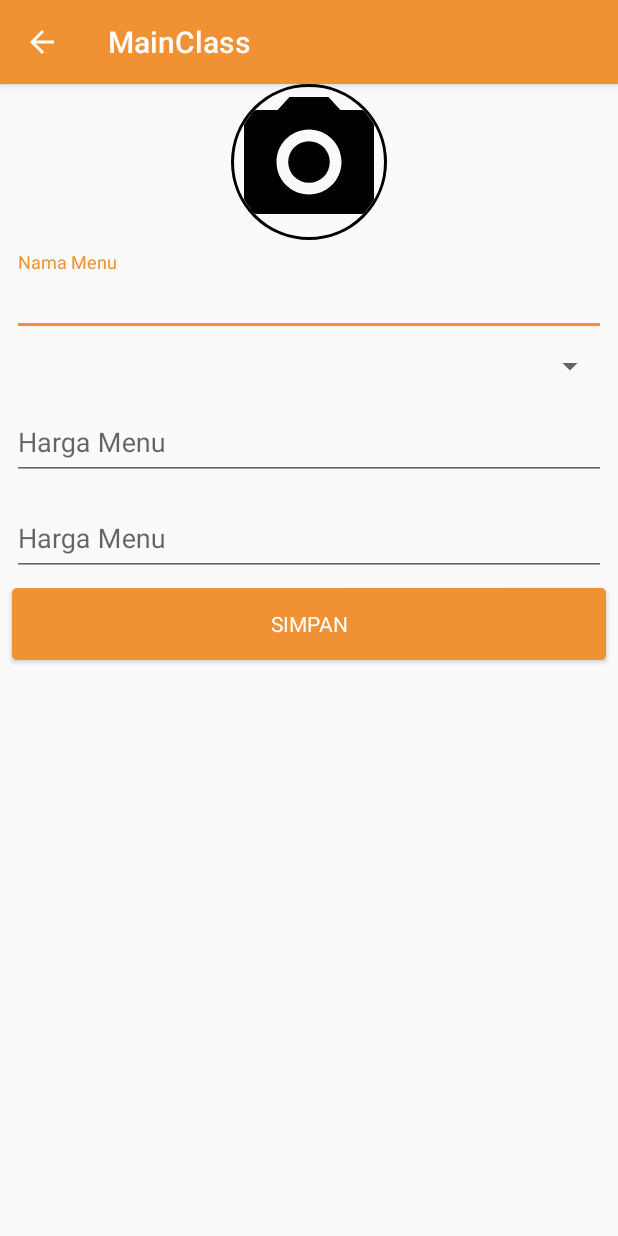
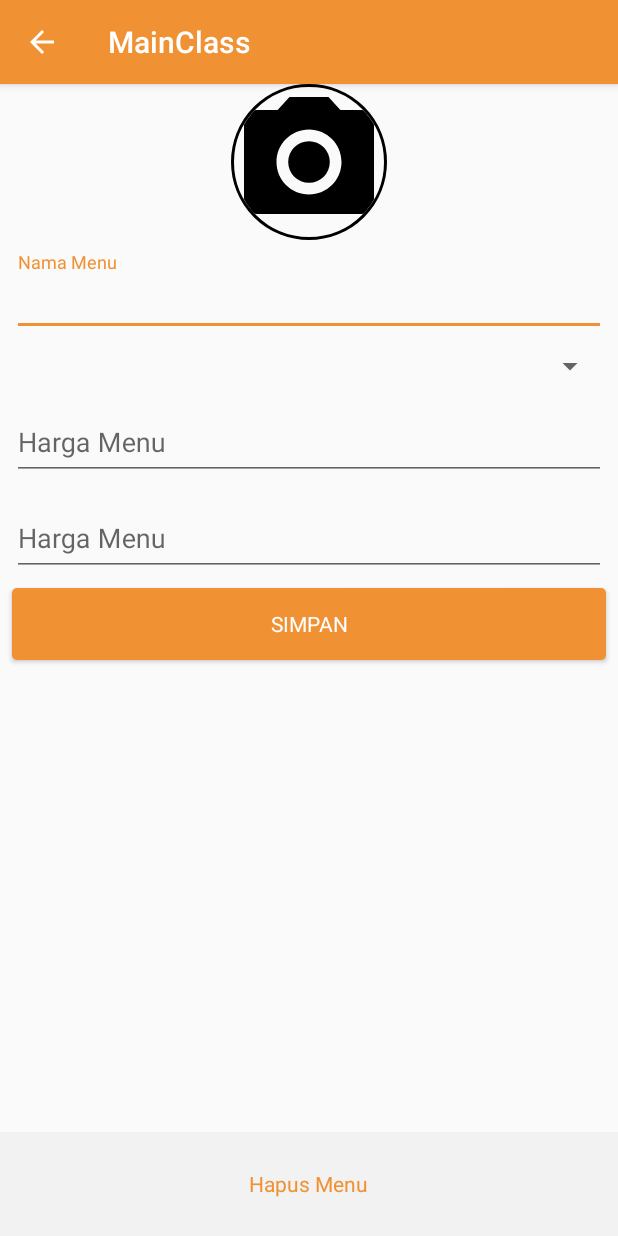
Before and after one commit to handharbeni/BangJekMerchant, an Android app: the DetailMenu screen opened directly, with no data from a screen before it, on a phone screen of 412 x 824 dp. Run offline under Robolectric (Android 15) with nearby library versions, the phone set to English and light mode, and no system bars; our stand-ins replace CircleImageView.

```diff
--- a/app/src/main/java/illiyin/mhandharbeni/bangjekmerchant/mainpackage/subactivity/DetailMenu.java
+++ b/app/src/main/java/illiyin/mhandharbeni/bangjekmerchant/mainpackage/subactivity/DetailMenu.java
@@ -16,7 +16,7 @@ public class DetailMenu extends AppCompatActivity {
     @Override
     protected void onCreate(Bundle savedInstanceState) {
         super.onCreate(savedInstanceState);
-        setContentView(R.layout.layout_form_menu);
+        setContentView(R.layout.layout_detail_menu);
     }
 
     @Override
--- /dev/null
+++ b/app/src/main/res/layout/layout_detail_menu.xml
@@ -0,0 +1,131 @@
+<?xml version="1.0" encoding="utf-8"?>
+<android.support.constraint.ConstraintLayout
+    xmlns:android="http://schemas.android.com/apk/res/android"
+    xmlns:app="http://schemas.android.com/apk/res-auto"
+    xmlns:tools="http://schemas.android.com/tools"
+    android:layout_width="match_parent"
+    android:layout_height="match_parent">
+
+    <include
+        android:id="@+id/include3"
+        layout="@layout/layout_image"
+        android:layout_width="104dp"
+        android:layout_height="104dp"
+        android:layout_marginEnd="8dp"
+        android:layout_marginStart="8dp"
+        android:layout_marginTop="8dp"
+        app:layout_constraintEnd_toEndOf="parent"
+        app:layout_constraintStart_toStartOf="parent"/>
+    <android.support.design.widget.TextInputLayout
+        android:id="@+id/txtInputLayoutNama"
+        android:layout_width="match_parent"
+        android:layout_height="wrap_content"
+        android:layout_marginEnd="8dp"
+        android:layout_marginStart="8dp"
+        android:layout_marginTop="8dp"
+        app:layout_constraintEnd_toEndOf="parent"
+        app:layout_constraintStart_toStartOf="parent"
+        app:layout_constraintTop_toBottomOf="@+id/include3">
+
+        <android.support.design.widget.TextInputEditText
+            android:id="@+id/txtNamaMenu"
+            android:layout_width="match_parent"
+            android:layout_height="wrap_content"
+            android:gravity="top"
+            android:hint="Nama Menu"
+            android:imeOptions="actionNext"
+            android:lines="1" />
+    </android.support.design.widget.TextInputLayout>
+
+    <Spinner
+        android:id="@+id/txtKategori"
+        android:layout_width="match_parent"
+        android:layout_height="wrap_content"
+        android:layout_marginEnd="8dp"
+        android:layout_marginStart="8dp"
+        android:layout_marginTop="8dp"
+        app:layout_constraintEnd_toEndOf="parent"
+        app:layout_constraintStart_toStartOf="parent"
+        app:layout_constraintTop_toBottomOf="@+id/txtInputLayoutNama"/>
+
+    <android.support.design.widget.TextInputLayout
+        android:id="@+id/txtInputLayoutHarga"
+        android:layout_width="match_parent"
+        android:layout_height="wrap_content"
+        android:layout_marginEnd="8dp"
+        android:layout_marginStart="8dp"
+        android:layout_marginTop="8dp"
+        app:layout_constraintEnd_toEndOf="parent"
+        app:layout_constraintStart_toStartOf="parent"
+        app:layout_constraintTop_toBottomOf="@+id/txtKategori">
+
+        <android.support.design.widget.TextInputEditText
+            android:id="@+id/txtHargaMenu"
+            android:layout_width="match_parent"
+            android:layout_height="wrap_content"
+            android:gravity="top"
+            android:hint="Harga Menu"
+            android:imeOptions="actionNext"
+            android:lines="1" />
+    </android.support.design.widget.TextInputLayout>
+
+    <android.support.design.widget.TextInputLayout
+        android:id="@+id/txtInputLayoutDeskripsi"
+        android:layout_width="match_parent"
+        android:layout_height="wrap_content"
+        android:layout_marginEnd="8dp"
+        android:layout_marginStart="8dp"
+        android:layout_marginTop="8dp"
+        app:layout_constraintEnd_toEndOf="parent"
+        app:layout_constraintStart_toStartOf="parent"
+        app:layout_constraintTop_toBottomOf="@+id/txtInputLayoutHarga">
+
+        <android.support.design.widget.TextInputEditText
+            android:id="@+id/txtDeskripsiMenu"
+            android:layout_width="match_parent"
+            android:layout_height="wrap_content"
+            android:gravity="top"
+            android:hint="Harga Menu"
+            android:imeOptions="actionNext"
+            android:lines="1" />
+    </android.support.design.widget.TextInputLayout>
+
+    <Button
+        android:background="@drawable/rounded_button_selector"
+        android:textColor="@color/colorWhite"
+        android:id="@+id/btnSaveMenu"
+        android:layout_width="match_parent"
+        android:layout_height="wrap_content"
+        android:layout_marginEnd="8dp"
+        android:layout_marginStart="8dp"
+        android:layout_marginTop="8dp"
+        android:text="@string/placeholder_simpan"
+        app:layout_constraintEnd_toEndOf="parent"
+        app:layout_constraintStart_toStartOf="parent"
+        app:layout_constraintTop_toBottomOf="@+id/txtInputLayoutDeskripsi" />
+    <RelativeLayout
+        android:id="@+id/relativeLayout"
+        android:layout_width="0dp"
+        android:layout_height="69dp"
+        android:background="@color/colorBackground"
+        android:gravity="center"
+        app:layout_constraintBottom_toBottomOf="parent"
+        app:layout_constraintEnd_toEndOf="parent"
+        app:layout_constraintStart_toStartOf="parent">
+
+        <LinearLayout
+            android:layout_width="wrap_content"
+            android:layout_height="wrap_content"
+            android:id="@+id/bottomlinear"
+            android:orientation="horizontal">
+
+            <TextView
+                android:id="@+id/txtDeleteMenu"
+                android:textColor="@color/colorAccent"
+                android:layout_width="wrap_content"
+                android:layout_height="wrap_content"
+                android:text="Hapus Menu" />
+
+        </LinearLayout>
+    </RelativeLayout>
+</android.support.constraint.ConstraintLayout>
--- a/app/src/main/res/layout/layout_fragment_profile.xml
+++ b/app/src/main/res/layout/layout_fragment_profile.xml
@@ -10,7 +10,9 @@
         xmlns:app="http://schemas.android.com/apk/res-auto"
         xmlns:tools="http://schemas.android.com/tools"
         android:layout_width="match_parent"
-        android:layout_height="wrap_content">
+        android:layout_height="wrap_content"
+        android:descendantFocusability="beforeDescendants"
+        android:focusableInTouchMode="true">
 
 
         <android.support.design.widget.TextInputLayout
--- a/app/src/main/res/layout/nav_header_main_class.xml
+++ b/app/src/main/res/layout/nav_header_main_class.xml
@@ -18,6 +18,7 @@
         android:paddingTop="@dimen/nav_header_vertical_spacing" />
 
     <TextView
+        android:id="@+id/emailMerchant"
         android:layout_width="match_parent"
         android:layout_height="wrap_content"
         android:paddingTop="@dimen/nav_header_vertical_spacing"
--- a/realmlibrary/build.gradle
+++ b/realmlibrary/build.gradle
@@ -23,11 +23,11 @@ android {
 }
 
 dependencies {
-    compile fileTree(dir: 'libs', include: ['*.jar'])
-    androidTestCompile('com.android.support.test.espresso:espresso-core:2.2.2', {
+    implementation fileTree(dir: 'libs', include: ['*.jar'])
+    androidTestImplementation('com.android.support.test.espresso:espresso-core:2.2.2', {
         exclude group: 'com.android.support', module: 'support-annotations'
     })
-    compile 'illiyin.mhandharbeni.crudrealmmodul:crudrealmmodul:0.2.0'
+    implementation 'illiyin.mhandharbeni.crudrealmmodul:crudrealmmodul:0.2.0'
 }
 configurations.all {
     resolutionStrategy.eachDependency { DependencyResolveDetails details ->
--- a/sessionlibrary/src/main/java/illiyin/mhandharbeni/sessionlibrary/Session.java
+++ b/sessionlibrary/src/main/java/illiyin/mhandharbeni/sessionlibrary/Session.java
@@ -19,7 +19,7 @@ public class Session implements EncryptedPreferences.OnSharedPreferenceChangeLis
             STATUS = "STATUS",
             CONNECTION = "CONNECTION",
             IMAGE = "IMAGE",
-            SHA = "SHA";
+            SSHA = "SHA";
     public String STATELOGIN = "STATELOGIN";/*true belum login, false Sudah Login*/
 
     Context context;
```
Also changed, not shown: app/build.gradle (+15 -15 lines), app/src/main/java/illiyin/mhandharbeni/bangjekmerchant/MainActivity.java (deleted, +0 -28 lines), app/src/main/java/illiyin/mhandharbeni/bangjekmerchant/mainpackage/MainClass.java (+14 -10 lines), app/src/main/java/illiyin/mhandharbeni/bangjekmerchant/mainpackage/fragment/adapter/AdapterMenu.java (+13 -0 lines), app/src/main/res/layout/item_menu.xml (+7 -1 lines), databasemodule/build.gradle (+10 -10 lines), databasemodule/src/main/java/illiyin/mhandharbeni/databasemodule/AdapterModel.java (+26 -5 lines), networklibrary/build.gradle (+5 -5 lines), servicemodule/build.gradle (+4 -3 lines), sessionlibrary/build.gradle (+4 -3 lines), utilslibrary/build.gradle (+11 -11 lines).
